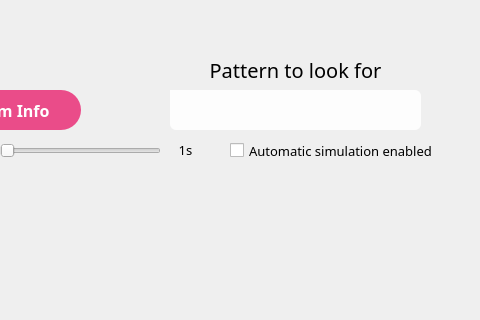
First picture: the form in MainWindow/Window/Resources/mainwindow.ui, repository lipimat/StringSearchVisualizer, before the edit; both pictures show x 800 to 1280 and y 0 to 320 of the 1280 by 768 pixel window.
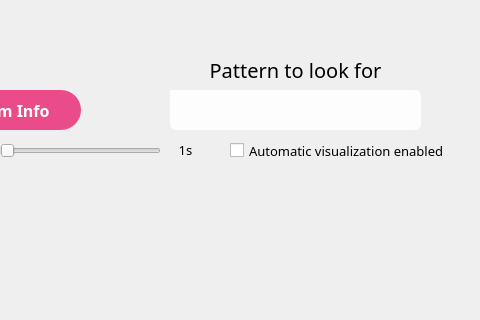
Second picture: the form after the edit.

Commit message: Change simulation to visualization

What changed in the file:
```diff
--- a/MainWindow/Window/Resources/mainwindow.ui
+++ b/MainWindow/Window/Resources/mainwindow.ui
@@ -550,7 +550,7 @@
      <bool>true</bool>
     </property>
     <property name="text">
-     <string>Automatic simulation enabled</string>
+     <string>Automatic visualization enabled</string>
     </property>
    </widget>
    <widget class="QSlider" name="SimStepTime">
```
